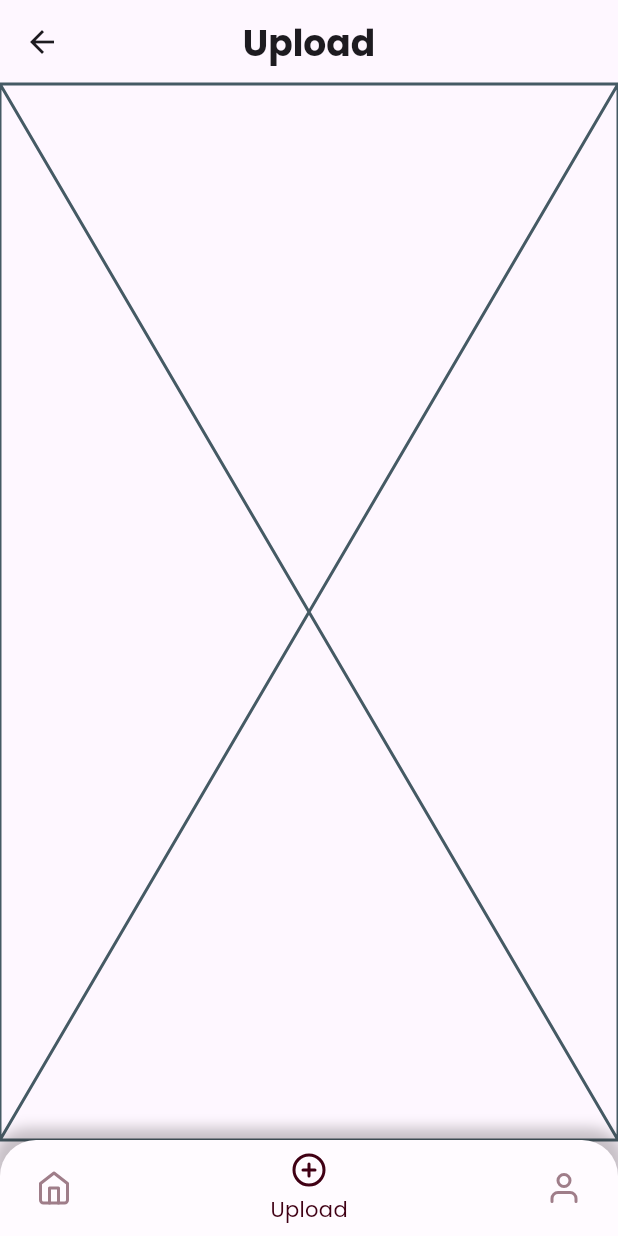
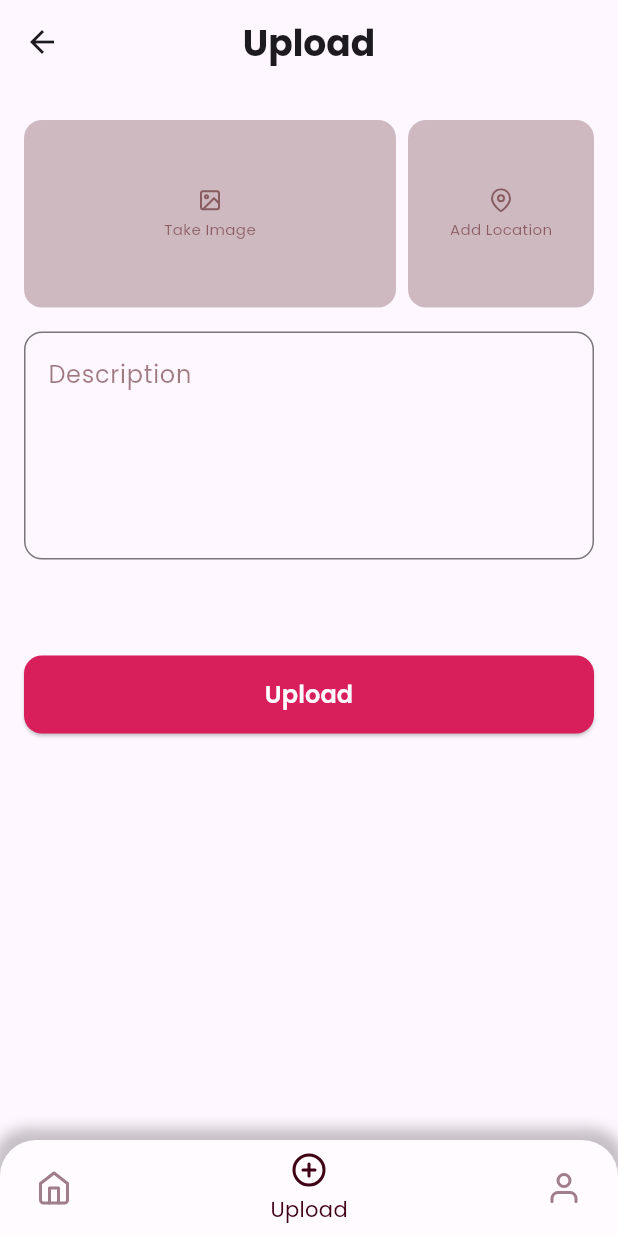
Before and after one commit to firoos18/story_app, a Flutter app: the NavigationScreen screen opened directly, item 2 of the bottom bar chosen, on a phone screen of 412 x 824 dp. Run offline on Flutter 3.47's test engine with Material 3 defaults, Android fonts, the phone set to English and light mode, and no system bars; our stand-ins replace bloc, dio, equatable, flutter_bloc, flutter_feather_icons, flutter_hooks and 7 more; missing offline and left inert: dart:ffi; accounts and stored records are empty; generated files the repository leaves out were written again; network calls fail.

Commit message:
fixing uploading story

```diff
--- /dev/null
+++ b/lib/features/upload_story/domain/entity/upload_story_entity.dart
@@ -0,0 +1,34 @@
+import 'dart:io';
+
+import 'package:dio/dio.dart';
+import 'package:equatable/equatable.dart';
+
+class UploadStoryResponse extends Equatable {
+  final bool? error;
+  final String? message;
+
+  const UploadStoryResponse({this.error, this.message});
+
+  @override
+  List<Object?> get props => [
+        error,
+        message,
+      ];
+}
+
+class UploadStoryBody extends Equatable {
+  final String? description;
+  final MultipartFile? photo;
+  final double? lat;
+  final double? lon;
+
+  const UploadStoryBody({this.description, this.photo, this.lat, this.lon});
+
+  @override
+  List<Object?> get props => [
+        description,
+        photo,
+        lat,
+        lon,
+      ];
+}
--- /dev/null
+++ b/lib/features/upload_story/domain/repository/upload_story_repository.dart
@@ -0,0 +1,13 @@
+import 'dart:ffi';
+import 'dart:io';
+
+import 'package:dio/dio.dart';
+import 'package:story_app_dicoding/core/resources/data_state.dart';
+import 'package:story_app_dicoding/features/upload_story/domain/entity/upload_story_entity.dart';
+
+abstract class UploadStoryRepository {
+  Future<DataState<UploadStoryResponse>> uploadStory({
+    required String description,
+    required File photo,
+  });
+}
--- /dev/null
+++ b/lib/features/upload_story/domain/usecase/upload_story_usecase.dart
@@ -0,0 +1,27 @@
+import 'dart:ffi';
+import 'dart:io';
+
+import 'package:dio/dio.dart';
+import 'package:story_app_dicoding/core/resources/data_state.dart';
+import 'package:story_app_dicoding/core/usecases/usecases.dart';
+import 'package:story_app_dicoding/features/upload_story/domain/entity/upload_story_entity.dart';
+import 'package:story_app_dicoding/features/upload_story/domain/repository/upload_story_repository.dart';
+
+class UploadStoryUseCase
+    implements UseCase<DataState<UploadStoryResponse>, void> {
+  final UploadStoryRepository _uploadStoryRepository;
+
+  UploadStoryUseCase(this._uploadStoryRepository);
+
+  @override
+  Future<DataState<UploadStoryResponse>> call({
+    void params,
+    String? description,
+    File? photo,
+  }) {
+    return _uploadStoryRepository.uploadStory(
+      description: description!,
+      photo: photo!,
+    );
+  }
+}
--- /dev/null
+++ b/lib/features/upload_story/presentation/bloc/upload_image_bloc.dart
@@ -0,0 +1,76 @@
+import 'dart:io';
+
+import 'package:bloc/bloc.dart';
+import 'package:dio/dio.dart';
+import 'package:http_parser/http_parser.dart';
+import 'package:equatable/equatable.dart';
+import 'package:image_picker/image_picker.dart';
+import 'package:story_app_dicoding/core/resources/data_state.dart';
+import 'package:story_app_dicoding/features/upload_story/domain/entity/upload_story_entity.dart';
+import 'package:story_app_dicoding/features/upload_story/domain/usecase/upload_story_usecase.dart';
+
+part 'upload_image_event.dart';
+part 'upload_image_state.dart';
+
+class UploadImageBloc extends Bloc<UploadImageEvent, UploadImageState> {
+  final UploadStoryUseCase _uploadStoryUseCase;
+
+  UploadImageBloc(this._uploadStoryUseCase) : super(UploadStoryLoading()) {
+    on<OnCameraImagePicked>(onCameraImagePicked);
+    on<OnGalleryImagePicked>(onGalleryImagePicked);
+    on<OnUploadStory>(onUploadStory);
+  }
+
+  File? _selectedImage;
+
+  void onCameraImagePicked(
+      UploadImageEvent event, Emitter<UploadImageState> emit) async {
+    final imagePicker = ImagePicker();
+    final pickedImage = await imagePicker.pickImage(
+      source: ImageSource.camera,
+      imageQuality: 60,
+    );
+
+    if (pickedImage == null) {
+      return;
+    }
+
+    _selectedImage = File(pickedImage.path);
+
+    emit(UploadImagePickImage(_selectedImage));
+  }
+
+  void onGalleryImagePicked(
+      UploadImageEvent event, Emitter<UploadImageState> emit) async {
+    final imagePicker = ImagePicker();
+    final pickedImage = await imagePicker.pickImage(
+      source: ImageSource.gallery,
+      imageQuality: 75,
+    );
+
+    if (pickedImage == null) {
+      return;
+    }
+
+    _selectedImage = File(pickedImage.path);
+
+    emit(UploadImagePickImage(_selectedImage));
+  }
+
+  void onUploadStory(
+      OnUploadStory event, Emitter<UploadImageState> emit) async {
+    emit(UploadStoryLoading());
+    final dataState = await _uploadStoryUseCase(
+      description: event.description,
+      photo: _selectedImage,
+    );
+
+    if (dataState is DataSuccess) {
+      emit(UploadStorySuccess(dataState.data));
+    }
+
+    if (dataState is DataFailed) {
+      emit(UploadStoryError(dataState.exception));
+    }
+  }
+}
--- /dev/null
+++ b/lib/features/upload_story/presentation/bloc/upload_image_event.dart
@@ -0,0 +1,24 @@
+part of 'upload_image_bloc.dart';
+
+sealed class UploadImageEvent extends Equatable {
+  const UploadImageEvent();
+
+  @override
+  List<Object?> get props => [];
+}
+
+class OnGalleryImagePicked extends UploadImageEvent {}
+
+class OnCameraImagePicked extends UploadImageEvent {}
+
+class OnLocationAdded extends UploadImageEvent {}
+
+class OnDescriptionAdded extends UploadImageEvent {
+  const OnDescriptionAdded(final String? description);
+}
+
+class OnUploadStory extends UploadImageEvent {
+  final String description;
+
+  const OnUploadStory({required this.description});
+}
--- /dev/null
+++ b/lib/features/upload_story/presentation/bloc/upload_image_state.dart
@@ -0,0 +1,51 @@
+part of 'upload_image_bloc.dart';
+
+sealed class UploadImageState extends Equatable {
+  final File? pickedImage;
+  final String? description;
+  final double? lat;
+  final double? lng;
+  final DioException? exception;
+  final UploadStoryResponse? response;
+
+  const UploadImageState(
+      {this.pickedImage,
+      this.lat,
+      this.lng,
+      this.description,
+      this.exception,
+      this.response});
+
+  @override
+  List<Object?> get props =>
+      [pickedImage, lat, lng, description, exception, response];
+}
+
+final class UploadImageInitial extends UploadImageState {}
+
+class UploadImagePickImage extends UploadImageState {
+  const UploadImagePickImage(final File? pickedImage)
+      : super(pickedImage: pickedImage);
+}
+
+class UploadImageLocationAdded extends UploadImageState {
+  const UploadImageLocationAdded(final double? lat, final double? lng)
+      : super(lat: lat, lng: lng);
+}
+
+class UploadImageDescriptionAdded extends UploadImageState {
+  const UploadImageDescriptionAdded(final String? description)
+      : super(description: description);
+}
+
+class UploadStoryLoading extends UploadImageState {}
+
+class UploadStorySuccess extends UploadImageState {
+  const UploadStorySuccess(final UploadStoryResponse? response)
+      : super(response: response);
+}
+
+class UploadStoryError extends UploadImageState {
+  const UploadStoryError(final DioException? exception)
+      : super(exception: exception);
+}
--- a/lib/features/upload_story/presentation/screens/upload_story_screen.dart
+++ b/lib/features/upload_story/presentation/screens/upload_story_screen.dart
@@ -1,10 +1,128 @@
+import 'package:flutter/cupertino.dart';
 import 'package:flutter/material.dart';
+import 'package:flutter_bloc/flutter_bloc.dart';
+import 'package:story_app_dicoding/features/navbar/presentation/bloc/navigation_bloc.dart';
+import 'package:story_app_dicoding/features/navbar/presentation/screens/navigation_screen.dart';
+import 'package:story_app_dicoding/features/story/presentation/screens/story_screen.dart';
+import 'package:story_app_dicoding/features/upload_story/presentation/bloc/upload_image_bloc.dart';
+import 'package:story_app_dicoding/features/upload_story/presentation/widgets/image_input.dart';
+import 'package:story_app_dicoding/features/upload_story/presentation/widgets/location_input.dart';
 
-class UploadStoryScreen extends StatelessWidget {
+class UploadStoryScreen extends StatefulWidget {
   const UploadStoryScreen({super.key});
 
   @override
+  State<UploadStoryScreen> createState() => _UploadStoryScreenState();
+}
+
+class _UploadStoryScreenState extends State<UploadStoryScreen> {
+  var _enteredDescription = '';
+  final formKey = GlobalKey<FormState>();
+
+  void uploadStory() {
+    formKey.currentState!.save();
+
+    // Dismiss keyboard
+    FocusScopeNode currentFocus = FocusScope.of(context);
+    if (!currentFocus.hasPrimaryFocus) {
+      currentFocus.unfocus();
+    }
+
+    context.read<UploadImageBloc>().add(
+          OnUploadStory(description: _enteredDescription.toString()),
+        );
+  }
+
+  @override
   Widget build(BuildContext context) {
-    return const Placeholder();
+    return BlocConsumer<UploadImageBloc, UploadImageState>(
+      listener: (context, state) {
+        if (state is UploadStoryLoading) {
+          showCupertinoModalPopup(
+            context: context,
+            builder: (ctx) => const CupertinoAlertDialog(
+              content: Center(
+                child: CupertinoActivityIndicator(),
+              ),
+            ),
+          );
+        } else if (state is UploadStoryError) {
+          ScaffoldMessenger.of(context).clearSnackBars();
+          ScaffoldMessenger.of(context).showSnackBar(
+            SnackBar(
+              content: Text(state.exception!.message!),
+            ),
+          );
+        } else if (state is UploadStorySuccess) {
+          Navigator.pop(context);
+          context.read<NavigationBloc>().add(
+                const OnNavbarClicked(StoryScreen(), 'Home'),
+              );
+        }
+      },
+      builder: (context, state) {
+        return Padding(
+          padding: const EdgeInsets.symmetric(horizontal: 16, vertical: 24),
+          child: Column(
+            children: [
+              const Row(
+                children: [
+                  Flexible(
+                    flex: 2,
+                    child: ImageInput(),
+                  ),
+                  SizedBox(width: 8),
+                  Flexible(
+                    flex: 1,
+                    child: LocationInput(),
+                  )
+                ],
+              ),
+              const SizedBox(height: 16),
+              Form(
+                key: formKey,
+                child: TextFormField(
+                  maxLines: 5,
+                  onSaved: (newValue) {
+                    _enteredDescription = newValue!;
+                  },
+                  decoration: InputDecoration(
+                    fillColor: const Color(0xffFFFBFF),
+                    border: OutlineInputBorder(
+                      borderRadius: BorderRadius.circular(12),
+                      borderSide: const BorderSide(
+                        color: Color(0xff847375),
+                      ),
+                    ),
+                    hintText: 'Description',
+                    hintStyle: TextStyle(
+                      color: const Color(0xff410003).withOpacity(0.5),
+                    ),
+                  ),
+                ),
+              ),
+              const SizedBox(height: 64),
+              ElevatedButton(
+                onPressed: uploadStory,
+                style: ElevatedButton.styleFrom(
+                    minimumSize: const Size(double.infinity, 52),
+                    backgroundColor: const Color(0xffD81E5B),
+                    shape: RoundedRectangleBorder(
+                      borderRadius: BorderRadius.circular(12),
+                    )),
+                child: const Text(
+                  'Upload',
+                  style: TextStyle(
+                    color: Color(0xffFFFBFF),
+                    fontWeight: FontWeight.w600,
+                    fontSize: 16,
+                  ),
+                ),
+              )
+            ],
+          ),
+        );
+      },
+    );
   }
 }
--- /dev/null
+++ b/lib/features/upload_story/presentation/widgets/image_input.dart
@@ -0,0 +1,87 @@
+import 'package:flutter/material.dart';
+import 'package:flutter_bloc/flutter_bloc.dart';
+import 'package:flutter_feather_icons/flutter_feather_icons.dart';
+import 'package:story_app_dicoding/features/upload_story/presentation/bloc/upload_image_bloc.dart';
+
+class ImageInput extends StatefulWidget {
+  const ImageInput({super.key});
+
+  @override
+  State<ImageInput> createState() => _ImageInputState();
+}
+
+class _ImageInputState extends State<ImageInput> {
+  @override
+  Widget build(BuildContext context) {
+    return BlocBuilder<UploadImageBloc, UploadImageState>(
+        builder: (context, state) {
+      return GestureDetector(
+        onTap: () {
+          showDialog(
+              context: context,
+              builder: (ctx) => AlertDialog(
+                    actionsAlignment: MainAxisAlignment.center,
+                    title: const Text('Select Image Source'),
+                    actions: [
+                      TextButton(
+                        onPressed: () {
+                          Navigator.pop(context);
+                          context
+                              .read<UploadImageBloc>()
+                              .add(OnGalleryImagePicked());
+                        },
+                        child: const Text('Gallery'),
+                      ),
+                      TextButton(
+                        onPressed: () {
+                          Navigator.pop(context);
+                          context
+                              .read<UploadImageBloc>()
+                              .add(OnCameraImagePicked());
+                        },
+                        child: const Text('Camera'),
+                      ),
+                    ],
+                  ));
+        },
+        child: Container(
+          width: double.infinity,
+          height: 125,
+          decoration: BoxDecoration(
+            color: const Color(0xff410003).withOpacity(0.25),
+            borderRadius: BorderRadius.circular(12),
+          ),
+          child: state.pickedImage == null
+              ? Column(
+                  mainAxisAlignment: MainAxisAlignment.center,
+                  crossAxisAlignment: CrossAxisAlignment.center,
+                  children: [
+                    Icon(
+                      FeatherIcons.image,
+                      size: 16,
+                      color: const Color(0xff410003).withOpacity(0.5),
+                    ),
+                    const SizedBox(height: 4),
+                    Text(
+                      'Take Image',
+                      style: TextStyle(
+                        fontSize: 10,
+                        color: const Color(0xff410003).withOpacity(0.5),
+                      ),
+                    ),
+                  ],
+                )
+              : ClipRRect(
+                  borderRadius: BorderRadius.circular(12),
+                  child: Image.file(
+                    state.pickedImage!,
+                    width: double.infinity,
+                    height: 125,
+                    fit: BoxFit.cover,
+                  ),
+                ),
+        ),
+      );
+    });
+  }
+}
--- /dev/null
+++ b/lib/features/upload_story/presentation/widgets/location_input.dart
@@ -0,0 +1,42 @@
+import 'package:flutter/material.dart';
+import 'package:flutter_feather_icons/flutter_feather_icons.dart';
+
+class LocationInput extends StatefulWidget {
+  const LocationInput({super.key});
+
+  @override
+  State<LocationInput> createState() => _LocationInputState();
+}
+
+class _LocationInputState extends State<LocationInput> {
+  @override
+  Widget build(BuildContext context) {
+    return Container(
+      width: double.infinity,
+      height: 125,
+      decoration: BoxDecoration(
+        color: const Color(0xff410003).withOpacity(0.25),
+        borderRadius: BorderRadius.circular(12),
+      ),
+      child: Column(
+        mainAxisAlignment: MainAxisAlignment.center,
+        crossAxisAlignment: CrossAxisAlignment.center,
+        children: [
+          Icon(
+            FeatherIcons.mapPin,
+            size: 16,
+            color: const Color(0xff410003).withOpacity(0.5),
+          ),
+          const SizedBox(height: 4),
+          Text(
+            'Add Location',
+            style: TextStyle(
+              fontSize: 10,
+              color: const Color(0xff410003).withOpacity(0.5),
+            ),
+          ),
+        ],
+      ),
+    );
+  }
+}
--- a/lib/main.dart
+++ b/lib/main.dart
@@ -9,6 +9,7 @@ import 'package:story_app_dicoding/features/navbar/presentation/screens/navigati
 import 'package:story_app_dicoding/features/story/presentation/bloc/stories_bloc.dart';
 import 'package:story_app_dicoding/features/story/presentation/screens/story_screen.dart';
 import 'package:story_app_dicoding/features/story_detail/presentation/bloc/story_detail_bloc.dart';
+import 'package:story_app_dicoding/features/upload_story/presentation/bloc/upload_image_bloc.dart';
 import 'package:story_app_dicoding/injection_container.dart';
 
 Future<void> main() async {
@@ -40,6 +41,9 @@ class MainApp extends StatelessWidget {
           create: (_) => sl(),
         ),
         BlocProvider<NavigationBloc>(
+          create: (_) => sl(),
+        ),
+        BlocProvider<UploadImageBloc>(
           create: (_) => sl(),
         ),
       ],
--- a/pubspec.yaml
+++ b/pubspec.yaml
@@ -16,6 +16,7 @@ dependencies:
   flutter_hooks: ^0.20.0
   get_it: ^7.6.0
   google_fonts: ^5.1.0
+  image_picker: ^1.0.2
   intl: ^0.18.1
   retrofit: ^4.0.1
   shared_preferences: ^2.2.0
```
Also changed, not shown: lib/features/upload_story/data/data_sources/upload_story_api_service.dart (added, +31 -0 lines), lib/features/upload_story/data/models/upload_story_models.dart (added, +43 -0 lines), lib/features/upload_story/data/repository/upload_story_repository_impl.dart (added, +45 -0 lines), lib/injection_container.dart (+15 -0 lines), lib/features/upload_story/data/data_sources/upload_story_api_service.g.dart (added), pubspec.lock, 5 other files.
